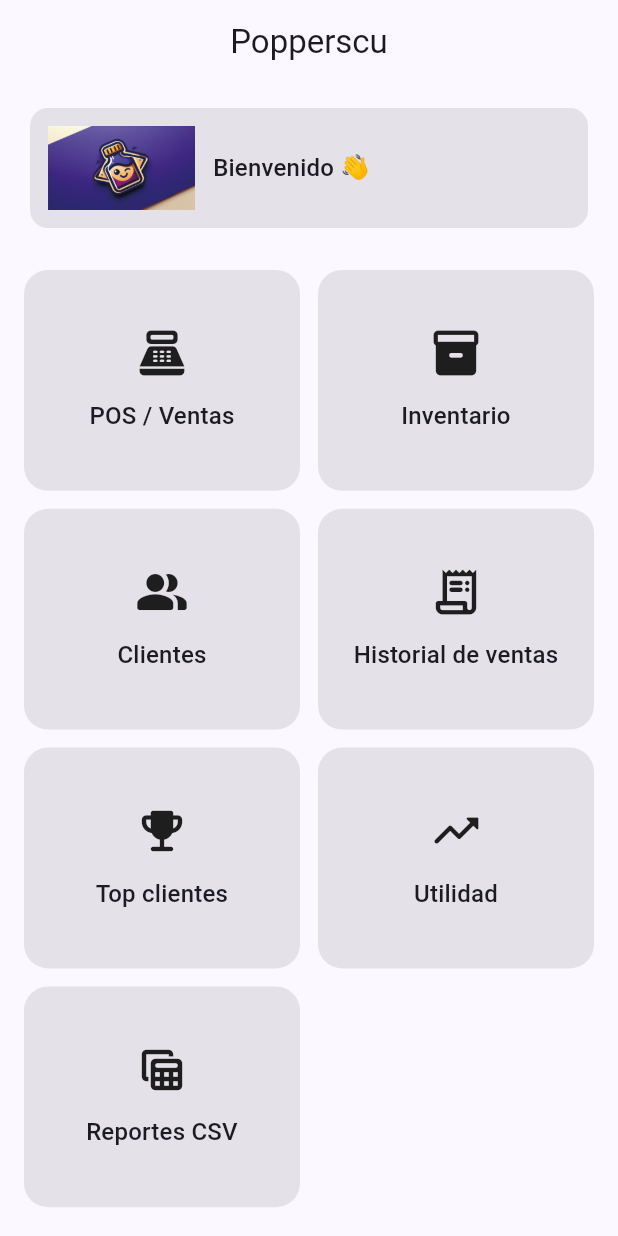
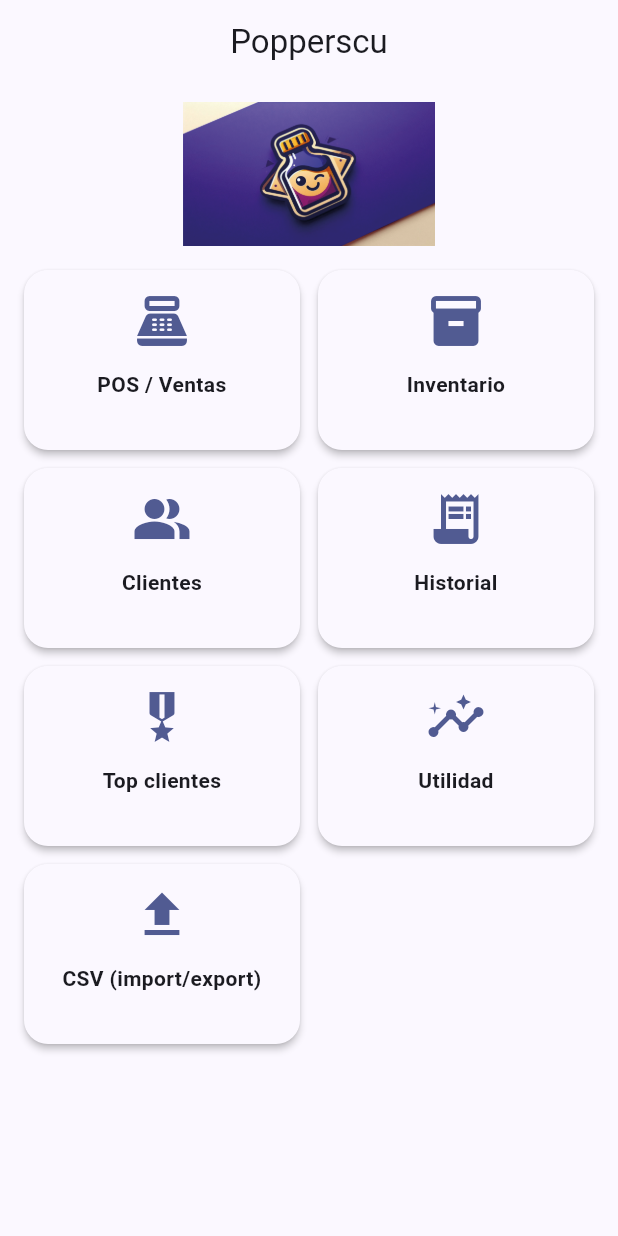
Before and after one commit to sergiopolis69-oss/popperscuv4, a Flutter app: the screen it shows after launch, on a phone screen of 412 x 824 dp. Run offline on Flutter 3.47's test engine with Material 3 defaults, Android fonts, the phone set to English and light mode, and no system bars; our stand-ins replace csv, file_picker, flutter_riverpod, sqflite; accounts and stored records are empty.

Commit message:
Update home_page.dart

```diff
--- a/lib/ui/home_page.dart
+++ b/lib/ui/home_page.dart
@@ -1,53 +1,55 @@
+// lib/ui/home_page.dart
 import 'package:flutter/material.dart';
 
+// Páginas de tu app (ajusta los nombres si tu proyecto usa otros)
+import 'products_page.dart';
+import 'customers_page.dart' as cust;
 import 'sales_page.dart';
-import 'products_page.dart';
-import 'customers_page.dart';
 import 'sales_history_page.dart';
-import 'reports_page.dart' as rp;         // módulo CSV
-import 'profit_overview_page.dart' as po; // módulo de utilidad (porcentajes)
-import 'top_customers_page.dart' as tc;   // evita choque con otros nombres
+import 'top_customers_page.dart' as tc;
+import 'profit_overview_page.dart' as po;
+import 'reports_page.dart' as rep;
 
 class HomePage extends StatelessWidget {
   const HomePage({super.key});
 
   @override
   Widget build(BuildContext context) {
-    final entries = <_HomeEntry>[
-      _HomeEntry(
-        'POS / Ventas',
-        Icons.point_of_sale_rounded,
-        (ctx) => const SalesPage(),
+    final items = <_HomeItem>[
+      _HomeItem(
+        title: 'POS / Ventas',
+        icon: Icons.point_of_sale,
+        builder: (_) => const SalesPage(),
       ),
-      _HomeEntry(
-        'Inventario',
-        Icons.inventory_2_rounded,
-        (ctx) => const ProductsPage(),
+      _HomeItem(
+        title: 'Inventario',
+        icon: Icons.inventory_2,
+        builder: (_) => const ProductsPage(),
       ),
-      _HomeEntry(
-        'Clientes',
-        Icons.people_alt_rounded,
-        (ctx) => const CustomersPage(),
+      _HomeItem(
+        title: 'Clientes',
+        icon: Icons.people_alt,
+        builder: (_) => const cust.CustomersPage(),
       ),
-      _HomeEntry(
-        'Historial de ventas',
-        Icons.receipt_long_rounded,
-        (ctx) => const SalesHistoryPage(),
+      _HomeItem(
+        title: 'Historial',
+        icon: Icons.receipt_long,
+        builder: (_) => const SalesHistoryPage(),
       ),
-      _HomeEntry(
-        'Top clientes',
-        Icons.emoji_events_rounded,
-        (ctx) => const tc.TopCustomersPage(),
+      _HomeItem(
+        title: 'Top clientes',
+        icon: Icons.military_tech,
+        builder: (_) => const tc.TopCustomersPage(),
       ),
-      _HomeEntry(
-        'Utilidad',
-        Icons.trending_up_rounded,
-        (ctx) => const po.ProfitOverviewPage(),
+      _HomeItem(
+        title: 'Utilidad',
+        icon: Icons.insights,
+        builder: (_) => const po.ProfitOverviewPage(),
       ),
-      _HomeEntry(
-        'Reportes CSV',
-        Icons.table_view_rounded,
-        (ctx) => const rp.ReportsPage(),
+      _HomeItem(
+        title: 'CSV (import/export)',
+        icon: Icons.file_upload,
+        builder: (_) => const rep.ReportsPage(),
       ),
     ];
 
@@ -57,91 +59,44 @@ class HomePage extends StatelessWidget {
         centerTitle: true,
       ),
       body: SafeArea(
+        child: SingleChildScrollView(
+          padding: const EdgeInsets.fromLTRB(16, 12, 16, 24),
           child: Column(
             children: [
-            const SizedBox(height: 12),
-            // Logo (asegúrate que exista assets/logo.png en pubspec.yaml)
-            Padding(
-              padding: const EdgeInsets.symmetric(horizontal: 16.0),
-              child: Card(
-                elevation: 0,
-                color: Theme.of(context).colorScheme.surfaceContainerHighest,
-                child: Padding(
-                  padding: const EdgeInsets.all(12.0),
-                  child: Row(
-                    children: [
-                      Image.asset(
-                        'assets/logo.png',
-                        height: 56,
+              // Logo superior
+              Center(
+                child: Image.asset(
+                  'assets/logo.png', // Asegúrate que exista en pubspec.yaml
+                  height: 96,
                   fit: BoxFit.contain,
-                      ),
-                      const SizedBox(width: 12),
-                      Expanded(
-                        child: Text(
-                          'Bienvenido 👋',
-                          style: Theme.of(context).textTheme.titleMedium,
+                  errorBuilder: (_, __, ___) => const Icon(Icons.store_mall_directory, size: 72),
                 ),
               ),
-                    ],
-                  ),
-                ),
-              ),
-            ),
-            const SizedBox(height: 8),
-            Expanded(
-              child: GridView.builder(
-                padding: const EdgeInsets.all(16),
+              const SizedBox(height: 16),
+              // Botones en grilla
+              GridView.builder(
+                shrinkWrap: true,
+                physics: const NeverScrollableScrollPhysics(),
+                itemCount: items.length,
                 gridDelegate: const SliverGridDelegateWithFixedCrossAxisCount(
                   crossAxisCount: 2,
-                  childAspectRatio: 1.25,
+                  mainAxisExtent: 120,
                   mainAxisSpacing: 12,
                   crossAxisSpacing: 12,
                 ),
-                itemCount: entries.length,
-                itemBuilder: (context, i) {
-                  final it = entries[i];
-                  return _HomeCard(entry: it);
-                },
-              ),
-            ),
-          ],
-        ),
-      ),
-    );
-  }
-}
-
-class _HomeCard extends StatelessWidget {
-  const _HomeCard({required this.entry});
-
-  final _HomeEntry entry;
-
-  @override
-  Widget build(BuildContext context) {
-    return InkWell(
-      borderRadius: BorderRadius.circular(16),
+                itemBuilder: (context, index) {
+                  final it = items[index];
+                  return _HomeCard(
+                    icon: it.icon,
+                    title: it.title,
                     onTap: () {
                       Navigator.push(
                         context,
-          MaterialPageRoute(builder: entry.builder), // 👈 sin (_) suelto
+                        MaterialPageRoute(builder: it.builder),
                       );
                     },
-      child: Ink(
-        decoration: BoxDecoration(
-          borderRadius: BorderRadius.circular(16),
-          color: Theme.of(context).colorScheme.surfaceContainerHighest,
-        ),
-        child: Padding(
-          padding: const EdgeInsets.all(16),
-          child: Column(
-            mainAxisAlignment: MainAxisAlignment.center,
-            children: [
-              Icon(entry.icon, size: 36),
-              const SizedBox(height: 12),
-              Text(
-                entry.label,
-                textAlign: TextAlign.center,
-                style: Theme.of(context).textTheme.titleMedium,
+                  );
+                },
               ),
             ],
           ),
@@ -151,9 +106,45 @@ class _HomeCard extends StatelessWidget {
   }
 }
 
-class _HomeEntry {
-  const _HomeEntry(this.label, this.icon, this.builder);
-  final String label;
+class _HomeItem {
+  final String title;
   final IconData icon;
-  final WidgetBuilder builder; // (BuildContext) => Widget
+  final WidgetBuilder builder;
+  const _HomeItem({required this.title, required this.icon, required this.builder});
 }
+
+class _HomeCard extends StatelessWidget {
+  final IconData icon;
+  final String title;
+  final VoidCallback onTap;
+  const _HomeCard({required this.icon, required this.title, required this.onTap});
+
+  @override
+  Widget build(BuildContext context) {
+    final color = Theme.of(context).colorScheme;
+    return Material(
+      color: color.surface,
+      elevation: 2,
+      borderRadius: BorderRadius.circular(16),
+      child: InkWell(
+        borderRadius: BorderRadius.circular(16),
+        onTap: onTap,
+        child: Padding(
+          padding: const EdgeInsets.all(14),
+          child: Column(
+            crossAxisAlignment: CrossAxisAlignment.center,
+            children: [
+              Icon(icon, size: 40, color: color.primary),
+              const SizedBox(height: 12),
+              Text(
+                title,
+                textAlign: TextAlign.center,
+                style: const TextStyle(fontWeight: FontWeight.w600),
+              ),
+            ],
+          ),
+        ),
+      ),
+    );
+  }
+}
```
Lines whose indentation alone changed are shown as unchanged.
